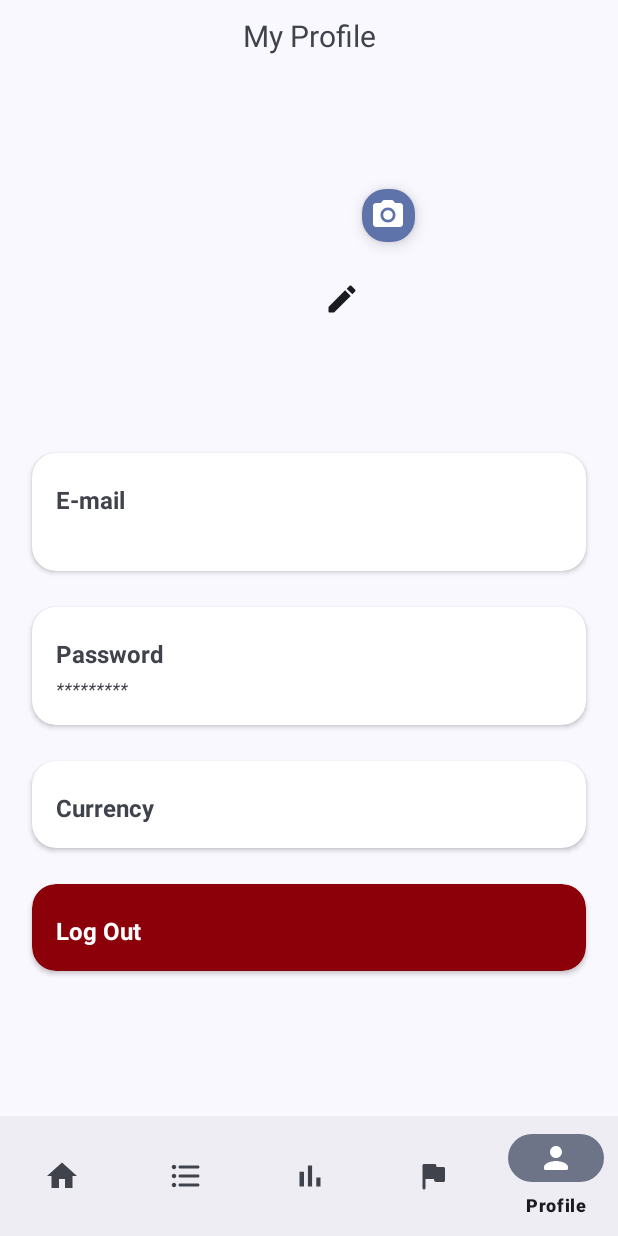
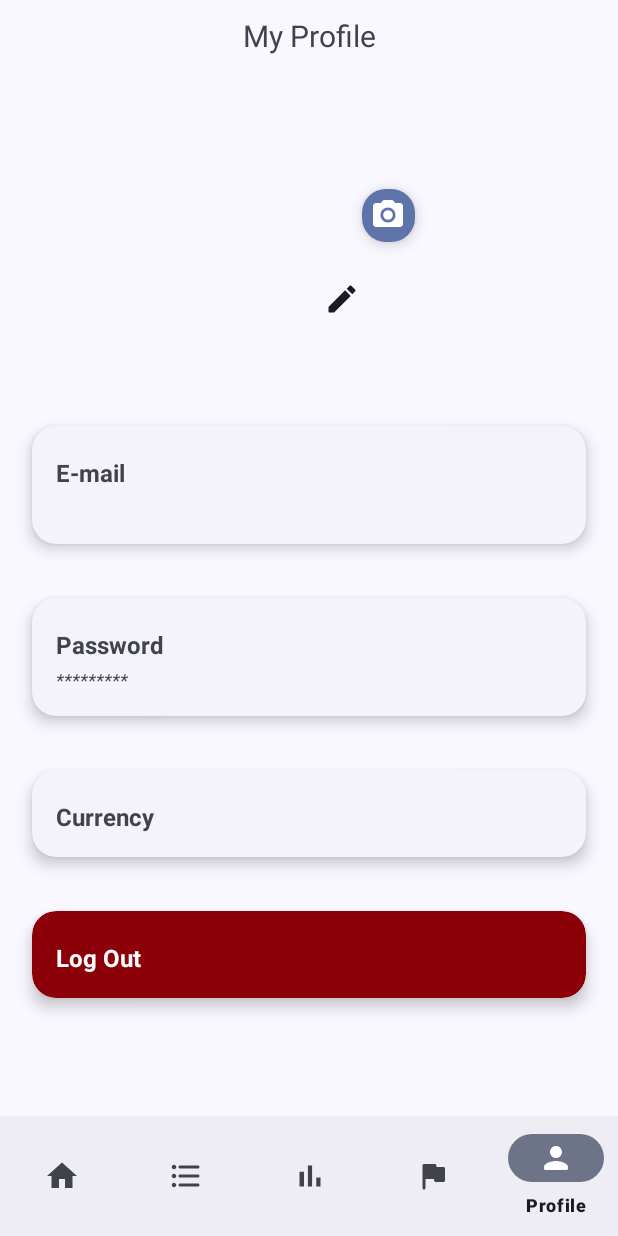
Before and after one commit to Coccoexe/Wallee_MaterialDesign3, an Android app: the ProfileFragment screen opened through its navigation route, on a phone screen of 412 x 824 dp. Run offline under Robolectric (Android 15) with nearby library versions, the phone set to English and light mode, and no system bars; our stand-ins replace Room's generated code, navigation-ui; libraries missing offline, so code that uses them is left out: com.github.mikephil.charting; 35 statements that could not run were skipped.

```diff
--- a/app/src/main/res/layout-land/fragment_profile.xml
+++ b/app/src/main/res/layout-land/fragment_profile.xml
@@ -124,12 +124,15 @@
                     app:layout_constraintTop_toTopOf="parent"
                     app:layout_constraintBottom_toBottomOf="parent"/>
 
-                <androidx.cardview.widget.CardView
+                <com.google.android.material.card.MaterialCardView
                     android:id="@+id/cardEmail"
+                    style="?attr/materialCardViewElevatedStyle"
                     android:layout_width="0dp"
                     android:layout_height="wrap_content"
+                    android:layout_margin="5dp"
                     app:cardCornerRadius="16dp"
-                    app:cardUseCompatPadding="true">
+                    app:cardUseCompatPadding="true"
+                    app:cardElevation="6dp">
 
                     <LinearLayout
                         android:layout_width="match_parent"
@@ -153,14 +156,17 @@
                             android:textSize="12sp"
                             android:textStyle="italic"/>
                     </LinearLayout>
-                </androidx.cardview.widget.CardView>
+                </com.google.android.material.card.MaterialCardView>
 
-                <androidx.cardview.widget.CardView
+                <com.google.android.material.card.MaterialCardView
                     android:id="@+id/cardPassword"
+                    style="?attr/materialCardViewElevatedStyle"
                     android:layout_width="0dp"
                     android:layout_height="wrap_content"
+                    android:layout_margin="5dp"
                     app:cardCornerRadius="16dp"
                     app:cardUseCompatPadding="true"
+                    app:cardElevation="6dp"
                     tools:ignore="MissingConstraints">
 
                     <LinearLayout
@@ -185,14 +191,17 @@
                             android:textSize="12sp"
                             android:textStyle="italic"/>
                     </LinearLayout>
-                </androidx.cardview.widget.CardView>
+                </com.google.android.material.card.MaterialCardView>
 
-                <androidx.cardview.widget.CardView
+                <com.google.android.material.card.MaterialCardView
                     android:id="@+id/cardCurrency"
+                    style="?attr/materialCardViewElevatedStyle"
                     android:layout_width="0dp"
                     android:layout_height="wrap_content"
+                    android:layout_margin="5dp"
                     app:cardCornerRadius="16dp"
                     app:cardUseCompatPadding="true"
+                    app:cardElevation="6dp"
                     tools:ignore="MissingConstraints">
 
                     <LinearLayout
@@ -210,14 +219,17 @@
                             android:textStyle="bold"/>
 
                     </LinearLayout>
-                </androidx.cardview.widget.CardView>
+                </com.google.android.material.card.MaterialCardView>
 
-                <androidx.cardview.widget.CardView
+                <com.google.android.material.card.MaterialCardView
                     android:id="@+id/cardLogout"
+                    style="?attr/materialCardViewElevatedStyle"
                     android:layout_width="0dp"
                     android:layout_height="wrap_content"
+                    android:layout_margin="5dp"
                     app:cardCornerRadius="16dp"
                     app:cardUseCompatPadding="true"
+                    app:cardElevation="6dp"
                     android:backgroundTint="?attr/colorError"
                     tools:ignore="MissingConstraints">
 
@@ -237,7 +249,7 @@
                             android:textStyle="bold"/>
 
                     </LinearLayout>
-                </androidx.cardview.widget.CardView>
+                </com.google.android.material.card.MaterialCardView>
 
             </androidx.constraintlayout.widget.ConstraintLayout>
 
--- a/app/src/main/res/layout/fragment_profile.xml
+++ b/app/src/main/res/layout/fragment_profile.xml
@@ -87,12 +87,15 @@
             app:layout_constraintBottom_toBottomOf="parent"
             app:layout_constraintTop_toBottomOf="@id/profileName"/>
 
-        <androidx.cardview.widget.CardView
+        <com.google.android.material.card.MaterialCardView
             android:id="@+id/cardEmail"
-            android:layout_width="0dp"
+            style="?attr/materialCardViewElevatedStyle"
+            android:layout_width="match_parent"
             android:layout_height="wrap_content"
+            android:layout_margin="5dp"
             app:cardCornerRadius="16dp"
-            app:cardUseCompatPadding="true">
+            app:cardUseCompatPadding="true"
+            app:cardElevation="6dp">
 
             <LinearLayout
                 android:layout_width="match_parent"
@@ -116,14 +119,17 @@
                     android:textSize="12sp"
                     android:textStyle="italic"/>
             </LinearLayout>
-        </androidx.cardview.widget.CardView>
+        </com.google.android.material.card.MaterialCardView>
 
-        <androidx.cardview.widget.CardView
+        <com.google.android.material.card.MaterialCardView
             android:id="@+id/cardPassword"
-            android:layout_width="0dp"
+            style="?attr/materialCardViewElevatedStyle"
+            android:layout_width="match_parent"
             android:layout_height="wrap_content"
+            android:layout_margin="5dp"
             app:cardCornerRadius="16dp"
             app:cardUseCompatPadding="true"
+            app:cardElevation="6dp"
             tools:ignore="MissingConstraints">
 
             <LinearLayout
@@ -148,14 +154,17 @@
                     android:textSize="12sp"
                     android:textStyle="italic"/>
             </LinearLayout>
-        </androidx.cardview.widget.CardView>
+        </com.google.android.material.card.MaterialCardView>
 
-        <androidx.cardview.widget.CardView
+        <com.google.android.material.card.MaterialCardView
             android:id="@+id/cardCurrency"
-            android:layout_width="0dp"
+            style="?attr/materialCardViewElevatedStyle"
+            android:layout_width="match_parent"
             android:layout_height="wrap_content"
+            android:layout_margin="5dp"
             app:cardCornerRadius="16dp"
             app:cardUseCompatPadding="true"
+            app:cardElevation="6dp"
             tools:ignore="MissingConstraints">
 
             <LinearLayout
@@ -173,14 +182,17 @@
                     android:textStyle="bold"/>
 
             </LinearLayout>
-        </androidx.cardview.widget.CardView>
+        </com.google.android.material.card.MaterialCardView>
 
-        <androidx.cardview.widget.CardView
+        <com.google.android.material.card.MaterialCardView
             android:id="@+id/cardLogout"
-            android:layout_width="0dp"
+            style="?attr/materialCardViewElevatedStyle"
+            android:layout_width="match_parent"
             android:layout_height="wrap_content"
+            android:layout_margin="5dp"
             app:cardCornerRadius="16dp"
             app:cardUseCompatPadding="true"
+            app:cardElevation="6dp"
             android:backgroundTint="?attr/colorError"
             tools:ignore="MissingConstraints">
 
@@ -200,7 +212,7 @@
                     android:textStyle="bold"/>
 
             </LinearLayout>
-        </androidx.cardview.widget.CardView>
+        </com.google.android.material.card.MaterialCardView>
 
     </androidx.constraintlayout.widget.ConstraintLayout>
 
```
